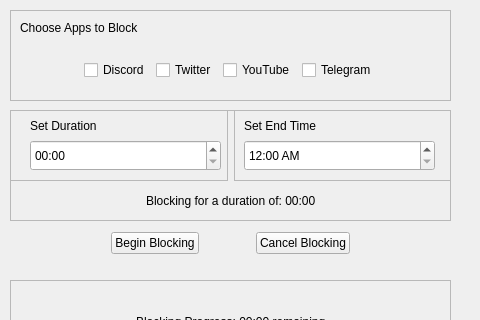
Before: the Qt Designer form block_mainwindow.ui in hawesd04/AppBlocker, drawn with Qt 5; both pictures show x 0 to 480 and y 0 to 320 of the 595 by 484 pixel window.
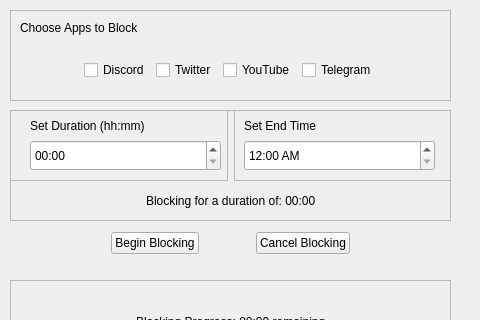
After: the same form once the commit is applied.

Commit message: checkbox implementation and logic for string builder

```diff
--- a/block_mainwindow.ui
+++ b/block_mainwindow.ui
@@ -14,7 +14,7 @@
    <string>MainWindow</string>
   </property>
   <widget class="QWidget" name="centralwidget">
-   <widget class="QWidget" name="">
+   <widget class="QWidget" name="layoutWidget">
     <property name="geometry">
      <rect>
       <x>10</x>
@@ -333,7 +333,7 @@
     <property name="frameShadow">
      <enum>QFrame::Shadow::Raised</enum>
     </property>
-    <widget class="QWidget" name="">
+    <widget class="QWidget" name="layoutWidget">
      <property name="geometry">
       <rect>
        <x>0</x>
@@ -367,7 +367,7 @@
           </rect>
          </property>
          <property name="text">
-          <string>Set Duration</string>
+          <string>Set Duration (hh:mm)</string>
          </property>
         </widget>
         <widget class="QTimeEdit" name="durationEdit">
@@ -429,7 +429,7 @@
       </item>
      </layout>
     </widget>
-    <widget class="QWidget" name="">
+    <widget class="QWidget" name="layoutWidget">
      <property name="geometry">
       <rect>
        <x>0</x>
```
Left out of the diff: 4 changed lines with no effect on the pictures. The commit also changes 3 other files.
